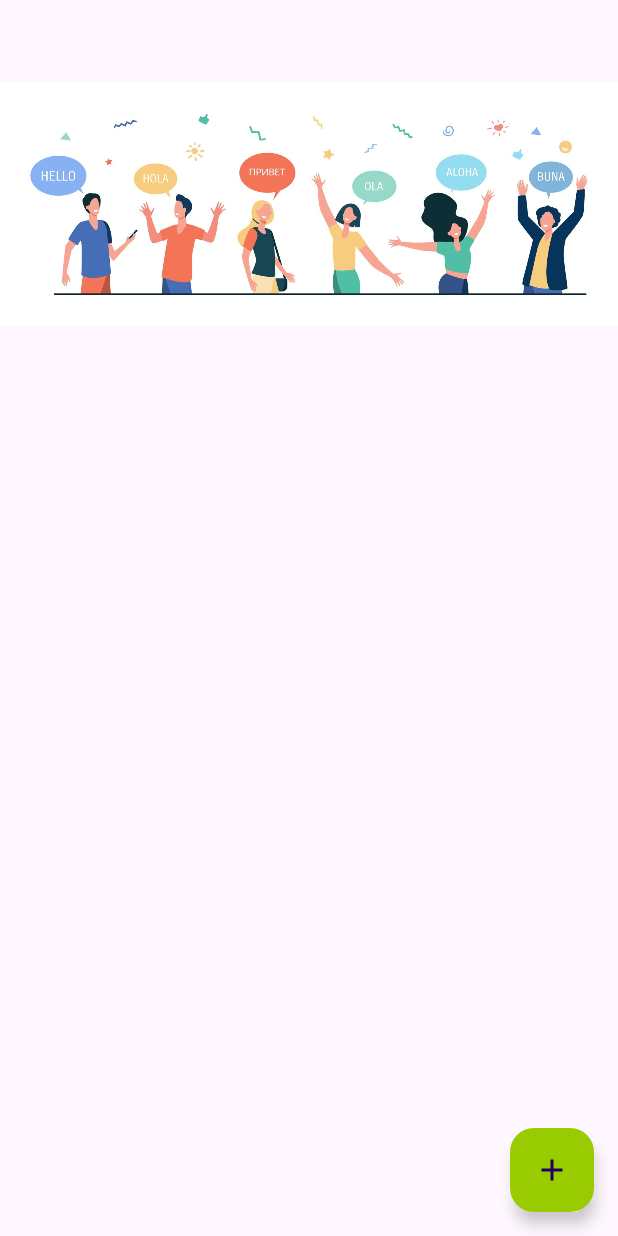
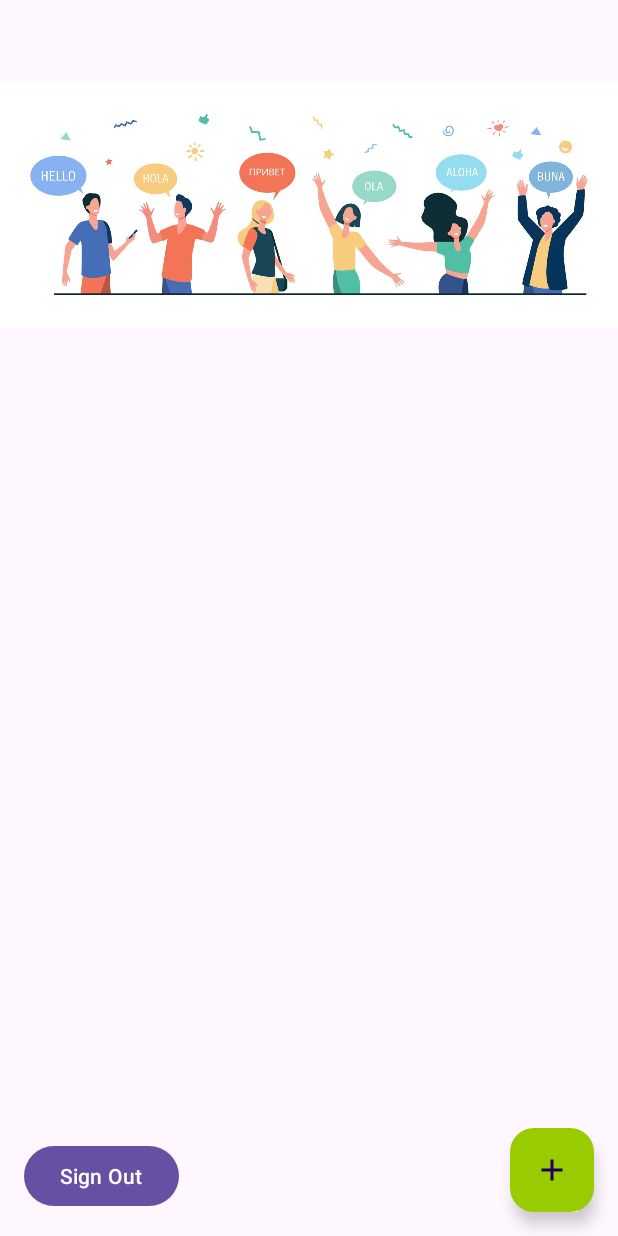
Before and after one commit to VYang4/PetPal_Android, an Android app: the GroupsActivity screen opened directly, with no data from a screen before it, on a phone screen of 412 x 824 dp. Run offline under Robolectric (Android 15) with nearby library versions, the phone set to English and light mode, and no system bars; our stand-ins replace Firebase (no records; nobody signed in at launch, a user with empty details on screens opened directly), data binding.

Commit message:
return from chat to group sign out from group to login

```diff
--- a/app/src/main/java/com/example/pet/repository/Repository.kt
+++ b/app/src/main/java/com/example/pet/repository/Repository.kt
@@ -44,14 +44,10 @@ class Repository {
         }
     }
 
-    // Getting Current User ID
-    fun getCurrentUserId(): String? {
-        return FirebaseAuth.getInstance().uid
-    }
-
     // SignOut Functionality
     fun signOut() {
         FirebaseAuth.getInstance().signOut()
+        userLiveData.postValue(null)
     }
 
     // Getting Chat Groups available from Firebase Realtime DB
--- a/app/src/main/java/com/example/pet/viewmodel/MyViewModel.kt
+++ b/app/src/main/java/com/example/pet/viewmodel/MyViewModel.kt
@@ -31,10 +31,6 @@ class MyViewModel(application: Application) : AndroidViewModel(application) {
         repository.signUpWithEmail(email, password)
     }
 
-    fun getCurrentUserId(): String? {
-        return repository.getCurrentUserId()
-    }
-
     fun signOut() {
         repository.signOut()
     }
--- a/app/src/main/java/com/example/pet/views/ChatActivity.kt
+++ b/app/src/main/java/com/example/pet/views/ChatActivity.kt
@@ -54,5 +54,9 @@ class ChatActivity : AppCompatActivity() {
             myViewModel.sendMessage(msg, groupName ?: "")
             binding.edittextChatMessage.text.clear()
         }
+
+        binding.backButton.setOnClickListener {
+            finish() // Closes the ChatActivity and returns to the previous activity
+        }
     }
 }
--- a/app/src/main/java/com/example/pet/views/GroupsActivity.kt
+++ b/app/src/main/java/com/example/pet/views/GroupsActivity.kt
@@ -1,6 +1,7 @@
 package com.example.pet.views
 
 import android.app.Dialog
+import android.content.Intent
 import android.os.Bundle
 import android.view.LayoutInflater
 import android.view.Window
@@ -49,6 +50,22 @@ class GroupsActivity : AppCompatActivity() {
         }
 
         binding.fab.setOnClickListener { showDialog() }
+
+        // This observation is set up once, typically in the onCreate method of your activity.
+        // After setup, the LiveData will automatically notify the observer whenever its data changes.
+        // When userLiveData changes (for instance, when a user signs out and userLiveData is set to null),
+        // the observer's code block is executed. In your snippet, this means that if firebaseUser is null,
+        // the app will navigate back to LoginActivity.
+        myViewModel.userLiveData.observe(this) { firebaseUser ->
+            if (firebaseUser == null) {
+                startActivity(Intent(this, LoginActivity::class.java))
+                finish()
+            }
+        }
+
+        binding.returnButton.setOnClickListener {
+            myViewModel.signOut()
+        }
     }
 
     private fun showDialog() {
--- a/app/src/main/res/layout/activity_groups.xml
+++ b/app/src/main/res/layout/activity_groups.xml
@@ -40,6 +40,16 @@
             app:layout_constraintBottom_toBottomOf="parent"
             app:layout_constraintEnd_toEndOf="parent" />
 
+        <Button
+            android:id="@+id/returnButton"
+            android:layout_width="wrap_content"
+            android:layout_height="wrap_content"
+            android:text="Sign Out"
+            app:layout_constraintStart_toStartOf="parent"
+            app:layout_constraintBottom_toBottomOf="parent"
+            android:layout_marginStart="16dp"
+            android:layout_marginBottom="16dp" />
+
 
     </androidx.constraintlayout.widget.ConstraintLayout>
 </layout>
```
Also changed, not shown: app/src/main/res/layout/activity_chat.xml (+22 -6 lines).
